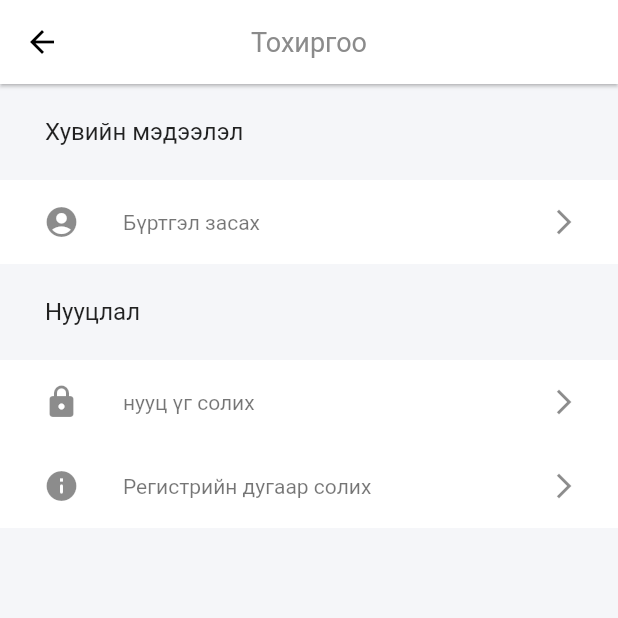
After one commit to cybordashaa/ira-app, a Flutter app: the Settings screen opened directly, on a phone screen of 412 x 824 dp, the top half of it. The commit adds this screen. Run offline on Flutter 3.47's test engine with Material 2 defaults, Android fonts, the phone set to English and light mode, and no system bars; our stand-ins replace cached_network_image, file_picker, flutter_html, flutter_mobx, flutter_svg, fluttertoast and 8 more; missing offline and left inert: emoji_picker; accounts and stored records are empty; network calls fail; Roboto replaces fonts that are missing (Roboto-Regular).

Commit message:
add(): profile designs make

```diff
--- a/lib/screens/profile_screen/components/body.dart
+++ b/lib/screens/profile_screen/components/body.dart
@@ -1,6 +1,7 @@
 import 'package:flutter/material.dart';
 import 'package:ira_app/components/alert_logout.dart';
 import 'package:ira_app/screens/profile_screen/more_screen/profile_detail.dart';
+import 'package:ira_app/screens/profile_screen/more_screen/settngs.dart';
 import './profile_pic.dart';
 import './profile_menu_data.dart';
 import './profile_card.dart';
@@ -53,7 +54,10 @@ class Body extends StatelessWidget {
                   text: 'Тохиргоо',
                   icon: "assets/icons/gear.svg",
                   iconLogo: Icons.arrow_forward_ios_sharp,
-                  press: () {}),
+                  press: () {
+                    Navigator.of(context).push(new MaterialPageRoute(
+                        builder: (context) => Settings()));
+                  }),
               ProfileMenu(
                   text: 'Тусламж',
                   icon: "assets/icons/support.svg",
--- /dev/null
+++ b/lib/screens/profile_screen/more_screen/settngs.dart
@@ -0,0 +1,143 @@
+import 'package:flutter/material.dart';
+import 'package:ira_app/screens/profile_screen/profile_edit/edit_profile.dart';
+import '../profile_edit/register_number_edit.dart';
+import '../profile_edit/change_password.dart';
+
+class Settings extends StatelessWidget {
+  @override
+  Widget build(BuildContext context) {
+    bool value = true;
+    // TODO: implement build
+    return Scaffold(
+        backgroundColor: Color(0xFFF5F6F9),
+        appBar: AppBar(
+          title: Text('Тохиргоо'),
+          centerTitle: true,
+          elevation: 1.0,
+        ),
+        body: SingleChildScrollView(
+          child: Column(
+            crossAxisAlignment: CrossAxisAlignment.start,
+            children: [
+              Card(
+                color: Color(0xFFF5F6F9),
+                elevation: 0.0,
+                child: Container(
+                  padding: EdgeInsets.symmetric(
+                    horizontal: 10.0,
+                  ),
+                  child: ListTile(
+                    title: Text('Хувийн мэдээлэл',
+                        style: TextStyle(
+                          fontFamily: 'Roboto-Regular',
+                          fontSize: 16,
+                          fontWeight: FontWeight.w400,
+                        )),
+                  ),
+                ),
+              ),
+              Container(
+                padding: EdgeInsets.symmetric(
+                  horizontal: 10.0,
+                ),
+                decoration: BoxDecoration(color: Colors.white),
+                child: ListTile(
+                  title: Text('Бүртгэл засах',
+                      style: TextStyle(
+                          fontFamily: 'Roboto-Regular',
+                          fontSize: 14,
+                          fontWeight: FontWeight.w400,
+                          color: Colors.black54)),
+                  leading: SizedBox(
+                      height: 25, width: 30, child: Icon(Icons.account_circle)),
+                  trailing: Icon(
+                    Icons.arrow_forward_ios,
+                    size: 20,
+                  ),
+                  onTap: () {
+                    Navigator.of(context).push(
+                        MaterialPageRoute(builder: (context) => EditProfile()));
+                  },
+                ),
+              ),
+              // Container(
+              //   margin: EdgeInsets.symmetric(horizontal: 15.0),
+              //   child: Text(
+              //     "Нууцлал",
+              //     style: TextStyle(fontSize: 16, fontFamily: 'Roboto-Regular'),
+              //   ),
+              // ),
+              Card(
+                color: Color(0xFFF5F6F9),
+                elevation: 0.0,
+                child: Container(
+                  padding: EdgeInsets.symmetric(
+                    horizontal: 10.0,
+                  ),
+                  child: ListTile(
+                    title: Text('Нууцлал',
+                        style: TextStyle(
+                          fontFamily: 'Roboto-Regular',
+                          fontSize: 16,
+                          fontWeight: FontWeight.w400,
+                        )),
+                  ),
+                ),
+              ),
+              Container(
+                padding: EdgeInsets.symmetric(
+                  horizontal: 10.0,
+                ),
+                decoration: BoxDecoration(color: Colors.white),
+                child: ListTile(
+                  title: Text('нууц үг солих',
+                      style: TextStyle(
+                          fontFamily: 'Roboto-Regular',
+                          fontSize: 14,
+                          fontWeight: FontWeight.w400,
+                          color: Colors.black54)),
+                  leading: SizedBox(
+                      height: 25,
+                      width: 30,
+                      child: Icon(
+                        Icons.lock_rounded,
+                      )),
+                  trailing: Icon(
+                    Icons.arrow_forward_ios,
+                    size: 20,
+                  ),
+                  onTap: () {
+                    Navigator.of(context).push(MaterialPageRoute(
+                        builder: (context) => ChangePasswordProfile()));
+                  },
+                ),
+              ),
+              Container(
+                padding: EdgeInsets.symmetric(
+                  horizontal: 10.0,
+                ),
+                decoration: BoxDecoration(color: Colors.white),
+                child: ListTile(
+                  title: Text('Регистрийн дугаар солих',
+                      style: TextStyle(
+                          fontFamily: 'Roboto-Regular',
+                          fontSize: 14,
+                          fontWeight: FontWeight.w400,
+                          color: Colors.black54)),
+                  leading: SizedBox(
+                      height: 25, width: 30, child: Icon(Icons.info_rounded)),
+                  trailing: Icon(
+                    Icons.arrow_forward_ios,
+                    size: 20,
+                  ),
+                  onTap: () {
+                    Navigator.of(context).push(MaterialPageRoute(
+                        builder: (context) => EditRegister()));
+                  },
+                ),
+              ),
+            ],
+          ),
+        ));
+  }
+}
```
Also changed, not shown: lib/screens/profile_screen/more_screen/profile_detail.dart (+26 -7 lines), lib/screens/profile_screen/profile_edit/change_password.dart (added, +59 -0 lines), lib/screens/profile_screen/profile_edit/edit_profile.dart (added, +254 -0 lines), lib/screens/profile_screen/profile_edit/register_number_edit.dart (added, +85 -0 lines), lib/screens/profile_screen/profile_edit/widget/text_form_field.dart (added, +80 -0 lines), pubspec.lock.
